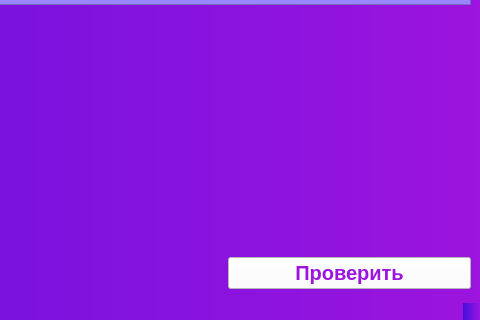
Before: the Qt Designer form TestStud.ui in AnnaVolleyball/educational_software_complex, drawn with Qt 5; both pictures show x 814 to 1294 and y 526 to 846 of the 1294 by 846 pixel window.
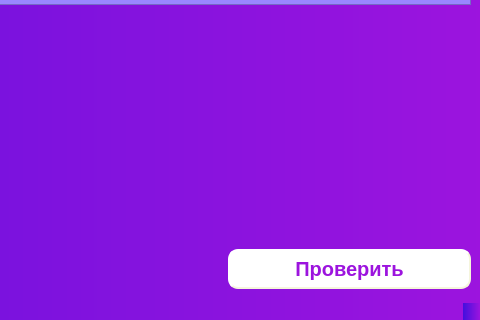
After: the same form once the commit is applied. Icons and pictures are not drawn.

Diff of the .ui file:
```diff
--- a/TestStud.ui
+++ b/TestStud.ui
@@ -272,8 +272,20 @@
          </font>
         </property>
         <property name="styleSheet">
-         <string notr="true">color: rgb(156, 20, 222, 255);
-background-color: white;</string>
+         <string notr="true"> QPushButton {
+     background-color: white;
+	 color: rgb(156, 20, 222, 255);
+     border-style: outset;
+     border-width: 2px;
+     border-radius: 10px;
+     border-color: beige;
+     min-width: 10em;
+     padding: 6px;
+ }
+ QPushButton:pressed {
+	 background-color: rgb(165, 165, 247);
+     border-style: inset;
+ }</string>
         </property>
         <property name="text">
          <string>Проверить</string>
```
